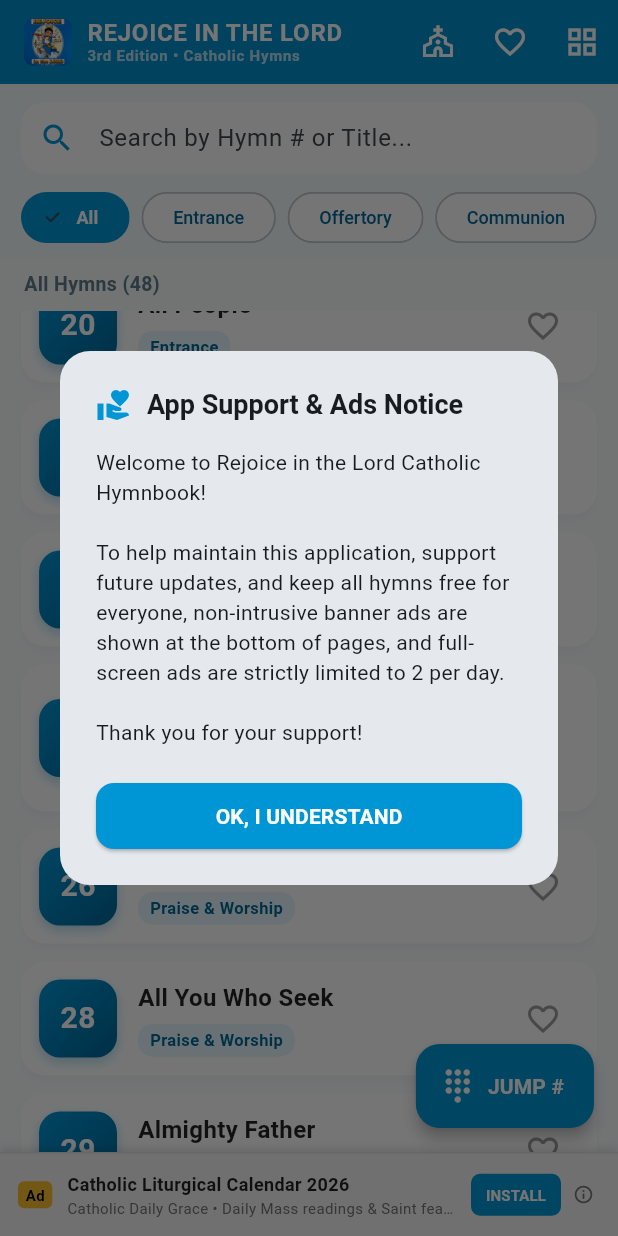
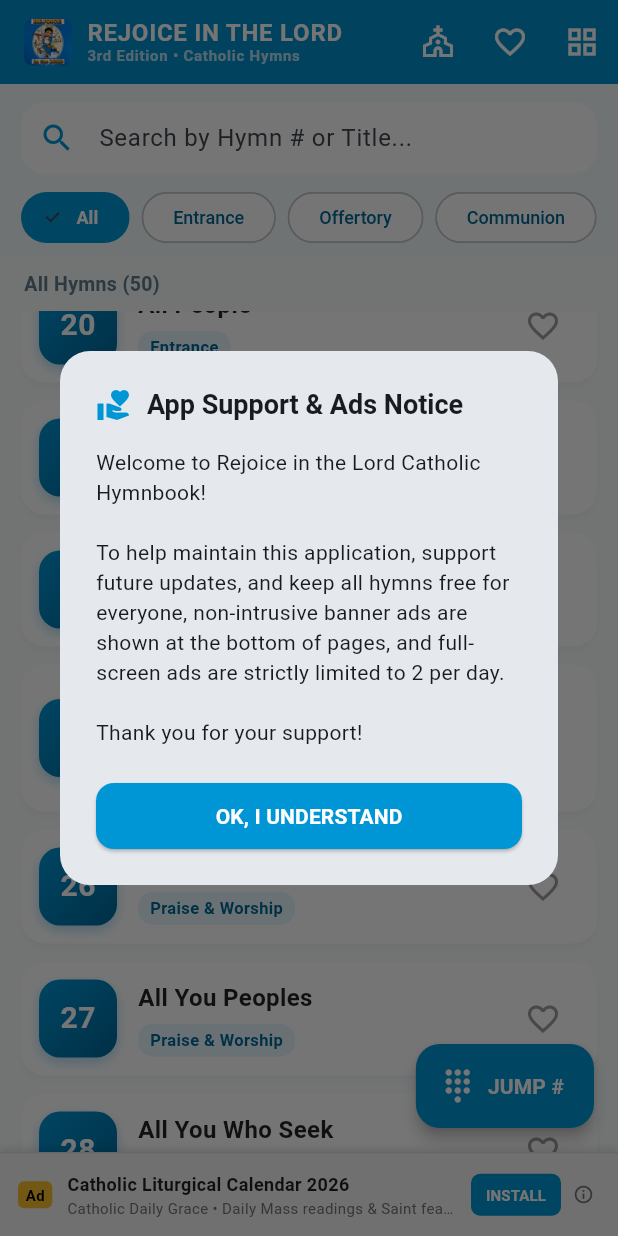
Before and after one commit to DamaMichaelYohanna/Rejoice_in_the_Lord, a Flutter app: the screen it shows after launch, scrolled down 1728 dp, on a phone screen of 412 x 824 dp. Run offline on Flutter 3.47's test engine with Material 3 defaults, Android fonts, the phone set to English and light mode, and no system bars; our stand-ins replace google_mobile_ads, shared_preferences; network calls fail.

Commit message:
fix: Restore missing Hymn 27 and Hymn 39 in dataset

```diff
--- a/lib/data/hymns_data.dart
+++ b/lib/data/hymns_data.dart
@@ -326,6 +326,18 @@
         ],
       ),
       Hymn(
+        id: 27,
+        number: "27",
+        title: "All You Peoples",
+        category: "Praise & Worship",
+        refrain: "All you peoples clap your hands and shout for joy.\nThe Lord has made all mankind one.\nSo raise your voices high.",
+        stanzas: [
+          "1. All creation shows the glory of the Lord.\nThe earth proclaims His handiwork.\nThe sky cries out His Word.\nNight and day sing out the glories all about.\nSo praise the Lord with shouts of joy.",
+          "2. The strength of God is great.\nHe rules from sea to sea.\nAnd all creation knows the might and glory of His deeds.\nSo ev'ry living thing, join in now as we sing.\nAnd praise the Lord with shouts of joy.",
+          "3. The King of all the earth has made His message known:\nthat we should offer Him ourselves and ev'rything we own.\nWe do this by the way we live through ev'ry day.\nSo live each day in peace and joy.",
+        ],
+      ),
+      Hymn(
         id: 28,
         number: "28",
         title: "All You Who Seek",
@@ -458,6 +470,18 @@
           "3. This meal given by Christ Jesus is real food indeed.\nWhoever shares it will never die.\nHe has eternal life.",
           "4. Help us, Jesus to fully understand the meaning of this meat.\nThat we may always be grateful for your death for the world.",
           "5. Give glory to the Father Almighty, to His Son Jesus Christ, the Lord to the Spirit who dwells in our hearts.",
+        ],
+      ),
+      Hymn(
+        id: 39,
+        number: "39",
+        title: "Ask And You Will Receive",
+        category: "Praise & Worship",
+        refrain: "Ask, and you will receive.\nSeek, and you will find\nKnock, and the door will be opened.\nFor the love of the Lord has no end.",
+        stanzas: [
+          "1. Is there any man here, when his son asks for Bread\nwould turn him away with a stone instead?\nIs there any man here, when his son asks for meat\nwould then give him a poisonous snake to eat?",
+          "2. So, then, how could your Father in heaven above\nwho knows so much more of the ways of love?\nSo then how could your Father refuse what is good\nwhen you ask in the name of the Son He loves?",
+          "3. So whatever you ask Whatever you seek\nWhatever you seek you will receive.\nFor my Father will give to all those who believe\nin the spirit of love that will never end.",
         ],
       ),
       Hymn(
```
